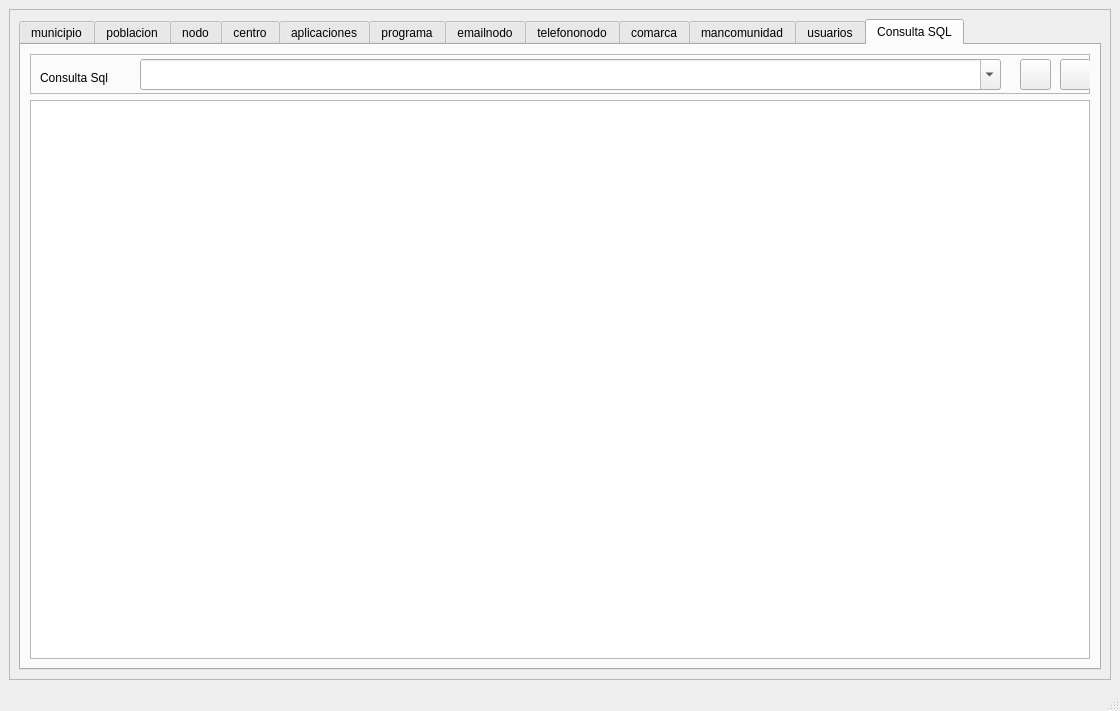
The window that basedatos/basedatos.ui (grxdipgra/GrxMenu) describes before a commit, drawn with Qt 5.
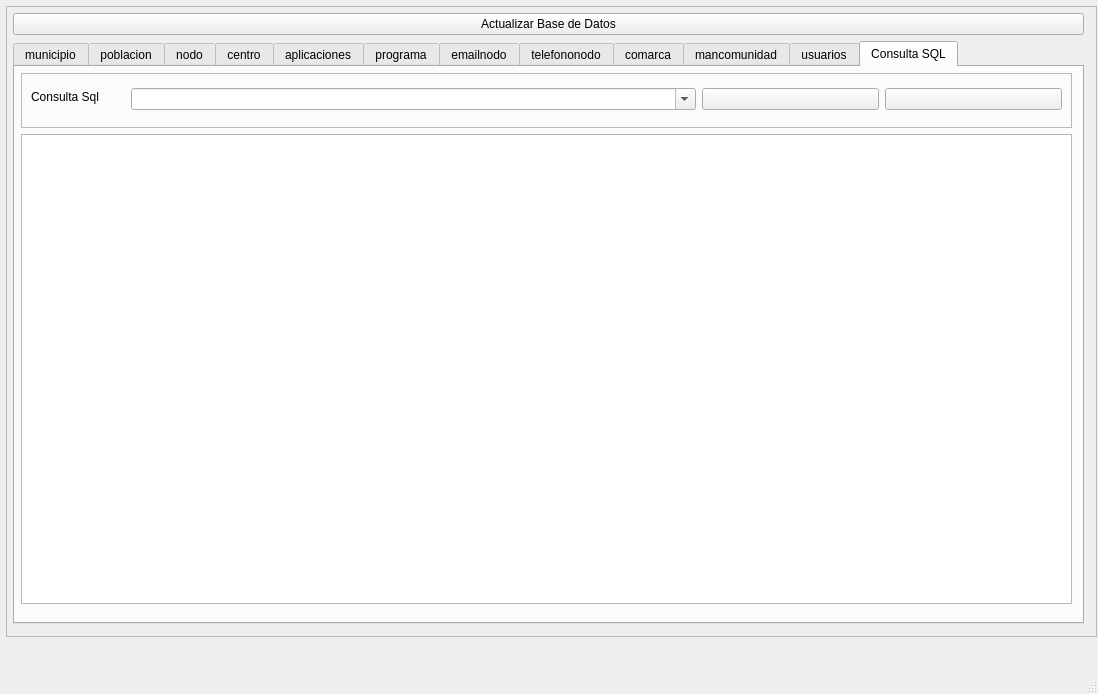
The same window after the commit. The open tabs and pages were chosen to show the change. Icons and pictures are not drawn.

The edit to the form file:
```diff
--- a/basedatos/basedatos.ui
+++ b/basedatos/basedatos.ui
@@ -6,17 +6,23 @@
    <rect>
     <x>0</x>
     <y>0</y>
-    <width>1120</width>
-    <height>711</height>
+    <width>1098</width>
+    <height>694</height>
    </rect>
   </property>
   <property name="windowTitle">
    <string>Tablas de la DB</string>
   </property>
   <widget class="QWidget" name="centralwidget">
-   <layout class="QGridLayout" name="gridLayout_3">
-    <item row="0" column="0">
      <widget class="QScrollArea" name="scrollArea">
+    <property name="geometry">
+     <rect>
+      <x>6</x>
+      <y>6</y>
+      <width>1091</width>
+      <height>631</height>
+     </rect>
+    </property>
       <property name="widgetResizable">
        <bool>true</bool>
       </property>
@@ -25,12 +31,32 @@
         <rect>
          <x>0</x>
          <y>0</y>
-         <width>1104</width>
-         <height>642</height>
-        </rect>
-       </property>
-       <layout class="QGridLayout" name="gridLayout_2">
-        <item row="0" column="0">
+       <width>1087</width>
+       <height>627</height>
+      </rect>
+     </property>
+     <widget class="QWidget" name="layoutWidget">
+      <property name="geometry">
+       <rect>
+        <x>6</x>
+        <y>6</y>
+        <width>1071</width>
+        <height>611</height>
+       </rect>
+      </property>
+      <layout class="QVBoxLayout" name="verticalLayout">
+       <item>
+        <layout class="QHBoxLayout" name="horizontalLayout">
+         <item>
+          <widget class="QPushButton" name="pushButton">
+           <property name="text">
+            <string>Actualizar Base de Datos</string>
+           </property>
+          </widget>
+         </item>
+        </layout>
+       </item>
+       <item>
          <widget class="QTabWidget" name="tablas">
           <property name="currentIndex">
            <number>10</number>
@@ -156,13 +182,22 @@
            <attribute name="title">
             <string>Consulta SQL</string>
            </attribute>
-           <layout class="QGridLayout" name="gridLayout">
-            <item row="0" column="0">
+          <widget class="QWidget" name="layoutWidget">
+           <property name="geometry">
+            <rect>
+             <x>6</x>
+             <y>6</y>
+             <width>1051</width>
+             <height>531</height>
+            </rect>
+           </property>
+           <layout class="QVBoxLayout" name="verticalLayout_2">
+            <item>
              <widget class="QFrame" name="frame">
               <property name="minimumSize">
                <size>
                 <width>0</width>
-                <height>40</height>
+                <height>55</height>
                </size>
               </property>
               <property name="font">
@@ -190,38 +225,18 @@
                 <string>Consulta Sql</string>
                </property>
               </widget>
-              <widget class="QPushButton" name="pB_sql">
-               <property name="geometry">
-                <rect>
-                 <x>990</x>
-                 <y>5</y>
-                 <width>31</width>
-                 <height>31</height>
-                </rect>
-               </property>
-               <property name="text">
-                <string/>
-               </property>
-               <property name="icon">
-                <iconset resource="../iconos.qrc">
-                 <normaloff>:/imagenes/iconos/botonera/sql.svg</normaloff>:/imagenes/iconos/botonera/sql.svg</iconset>
-               </property>
-               <property name="iconSize">
-                <size>
-                 <width>32</width>
-                 <height>32</height>
-                </size>
-               </property>
-              </widget>
-              <widget class="QComboBox" name="comboBox_consulta">
+              <widget class="QWidget" name="layoutWidget">
                <property name="geometry">
                 <rect>
                  <x>110</x>
-                 <y>5</y>
-                 <width>861</width>
-                 <height>31</height>
+                 <y>0</y>
+                 <width>931</width>
+                 <height>52</height>
                 </rect>
                </property>
+               <layout class="QHBoxLayout" name="horizontalLayout_3">
+                <item>
+                 <widget class="QComboBox" name="comboBox_consulta">
                <property name="editable">
                 <bool>true</bool>
                </property>
@@ -276,15 +291,28 @@
                 </property>
                </item>
               </widget>
+                </item>
+                <item>
+                 <layout class="QHBoxLayout" name="horizontalLayout_2">
+                  <item>
+                   <widget class="QPushButton" name="pB_sql">
+                    <property name="text">
+                     <string/>
+                    </property>
+                    <property name="icon">
+                     <iconset resource="../iconos.qrc">
+                      <normaloff>:/imagenes/iconos/botonera/sql.svg</normaloff>:/imagenes/iconos/botonera/sql.svg</iconset>
+                    </property>
+                    <property name="iconSize">
+                     <size>
+                      <width>32</width>
+                      <height>32</height>
+                     </size>
+                    </property>
+                   </widget>
+                  </item>
+                  <item>
               <widget class="QPushButton" name="pB_csv">
-               <property name="geometry">
-                <rect>
-                 <x>1030</x>
-                 <y>5</y>
-                 <width>31</width>
-                 <height>31</height>
-                </rect>
-               </property>
                <property name="text">
                 <string/>
                </property>
@@ -299,20 +327,25 @@
                 </size>
                </property>
               </widget>
-             </widget>
+                  </item>
+                 </layout>
+                </item>
+               </layout>
+              </widget>
+             </widget>
             </item>
-            <item row="1" column="0">
+            <item>
              <widget class="QTableView" name="tableView_consulta"/>
             </item>
            </layout>
           </widget>
          </widget>
+        </widget>
         </item>
        </layout>
       </widget>
      </widget>
-    </item>
-   </layout>
+   </widget>
   </widget>
   <widget class="QMenuBar" name="menubar">
    <property name="geometry">
```
Left out of the diff: 4 changed lines with no effect on the pictures. Lines whose indentation alone changed are shown as unchanged.
